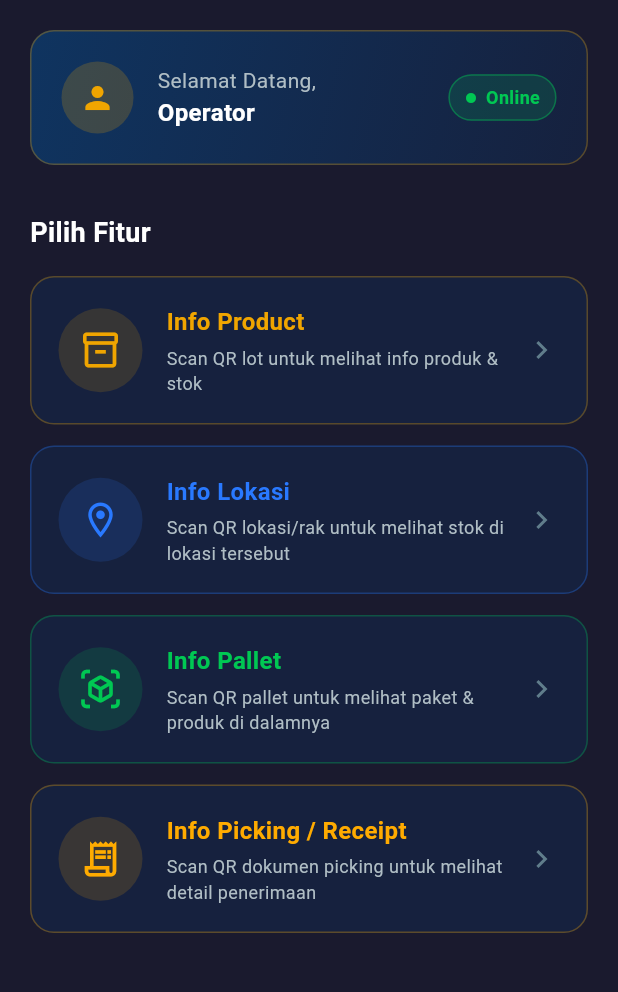
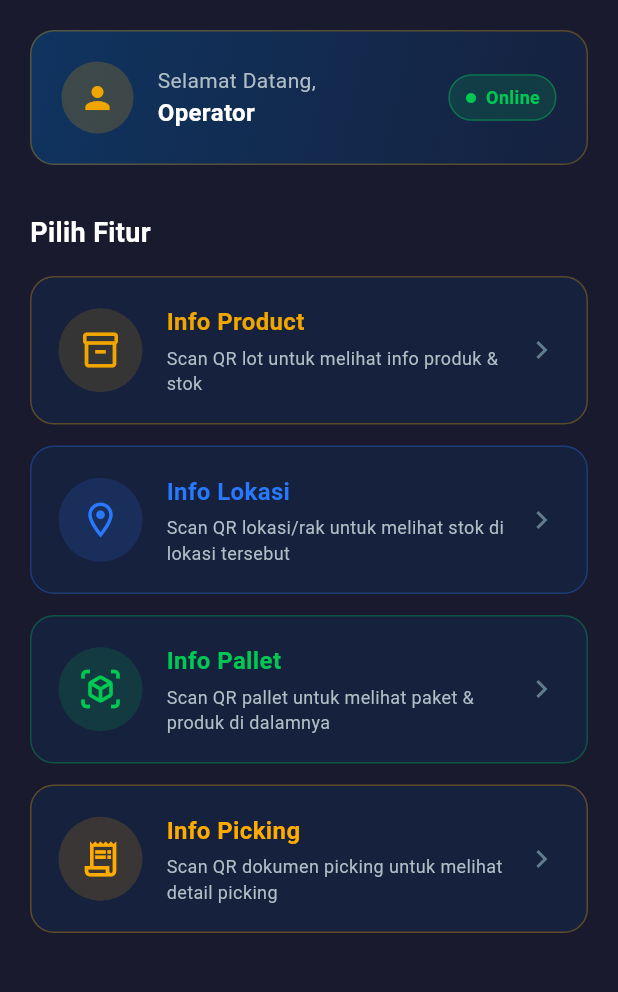
Before and after one commit to AlugaraInovasiUtama/tji_scanner, a Flutter app: the DashboardScreen screen opened by its route, on a phone screen of 412 x 824 dp, the part 84-1076 px from its top. Run offline on Flutter 3.47's test engine with Material 3 defaults, Android fonts, the light colour scheme and no system bars; our stand-ins replace connectivity_plus, dio, drift, equatable, flutter_bloc, flutter_secure_storage and 2 more; missing offline and left inert: mobile_scanner; accounts and stored records are empty; generated files the repository leaves out were written again.

Commit message:
sesuiakn info nya

```diff
--- a/lib/features/dashboard/presentation/screens/dashboard_screen.dart
+++ b/lib/features/dashboard/presentation/screens/dashboard_screen.dart
@@ -76,8 +76,8 @@ class DashboardScreen extends StatelessWidget {
 
             // Picking Info Card
             _FeatureCard(
-              title: 'Info Picking / Receipt',
-              subtitle: 'Scan QR dokumen picking untuk melihat detail penerimaan',
+              title: 'Info Picking',
+              subtitle: 'Scan QR dokumen picking untuk melihat detail picking',
               icon: Icons.receipt_long_outlined,
               color: AppColors.warning,
               onTap: () => Navigator.of(context).pushNamed('/picking-info'),
--- a/lib/features/scanner/presentation/picking_info_screen.dart
+++ b/lib/features/scanner/presentation/picking_info_screen.dart
@@ -87,7 +87,7 @@ class _PickingInfoScreenState extends State<PickingInfoScreen> {
     return Scaffold(
       backgroundColor: AppColors.background,
       appBar: AppBar(
-        title: const Text('Info Picking / Receipt'),
+        title: const Text('Info Picking'),
         backgroundColor: AppColors.surface,
         foregroundColor: AppColors.textPrimary,
         actions: [
```
